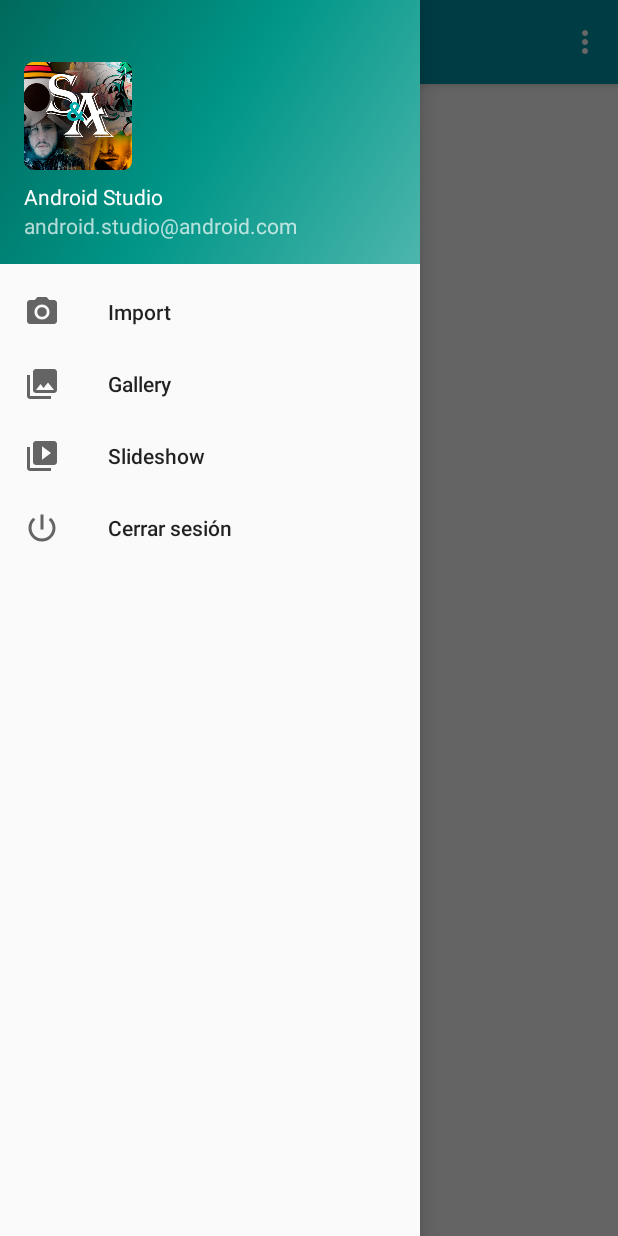
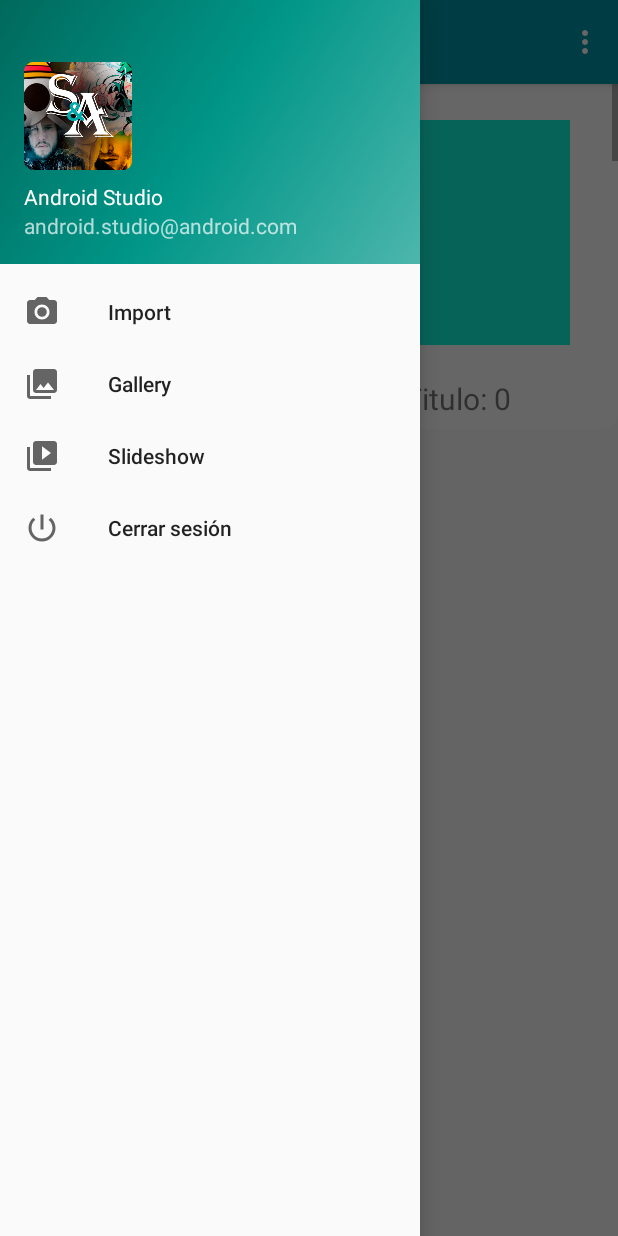
Before and after one commit to adam3497/SeriesNAnimes-android, an Android app: the MainActivity screen opened directly, with no data from a screen before it, with the side drawer open, on a phone screen of 412 x 824 dp. Run offline under Robolectric (Android 15) with nearby library versions, the phone set to English and light mode, and no system bars; libraries missing offline, so code that uses them is left out: com.facebook, com.facebook.login; 1 statement that could not run was skipped.

Commit message:
First steps to develop the reviews information in main activity

```diff
--- a/app/src/main/AndroidManifest.xml
+++ b/app/src/main/AndroidManifest.xml
@@ -13,10 +13,12 @@
         android:theme="@style/AppTheme">
         <activity
             android:name=".MainActivity"
+            android:screenOrientation="portrait"
             android:label="@string/app_name"
             android:theme="@style/AppTheme.NoActionBar"></activity>
         <activity
             android:name=".SplashScreen"
+            android:screenOrientation="portrait"
             android:theme="@style/AppTheme.NoActionBar.SplashTheme">
             <intent-filter>
                 <action android:name="android.intent.action.MAIN" />
@@ -26,10 +28,12 @@
         </activity>
         <activity
             android:name=".LoginActivity"
+            android:screenOrientation="portrait"
             android:label="@string/title_activity_login"
             android:theme="@style/AppTheme.NoActionBar"></activity>
         <activity
             android:name=".RegisterActivity"
+            android:screenOrientation="portrait"
             android:label="@string/title_activity_register"
             android:theme="@style/AppTheme.NoActionBar"></activity>
 
@@ -37,11 +41,13 @@
             android:value="@string/facebook_app_id"/>
 
         <activity android:name="com.facebook.FacebookActivity"
+            android:screenOrientation="portrait"
             android:configChanges=
                 "keyboard|keyboardHidden|screenLayout|screenSize|orientation"
             android:label="@string/app_name" />
         <activity
             android:name="com.facebook.CustomTabActivity"
+            android:screenOrientation="portrait"
             android:exported="true">
             <intent-filter>
                 <action android:name="android.intent.action.VIEW" />
--- a/app/src/main/java/com/altarosprojects/seriesanimes/MainActivity.java
+++ b/app/src/main/java/com/altarosprojects/seriesanimes/MainActivity.java
@@ -16,9 +16,9 @@ import android.support.v7.app.AppCompatActivity;
 import android.support.v7.widget.LinearLayoutManager;
 import android.support.v7.widget.RecyclerView;
 import android.support.v7.widget.Toolbar;
+import android.util.Log;
 import android.view.Menu;
 import android.view.MenuItem;
-import android.widget.TextView;
 import android.widget.Toast;
 
 import com.altarosprojects.seriesanimes.utils.Card;
@@ -42,6 +42,8 @@ import java.util.Set;
 
 public class MainActivity extends AppCompatActivity
         implements NavigationView.OnNavigationItemSelectedListener {
+
+    private static final String TAG = "MainActiviy";
 
     private Boolean signedFace;
     private Boolean signedGoogle;
@@ -85,20 +87,17 @@ public class MainActivity extends AppCompatActivity
 
         initCards();
         //initialize for adapter and recycler
-        if(adapter == null){
-            adapter = new SimpleMaterialAdapter(this, cardArray);
-        }
-
+        adapter = new SimpleMaterialAdapter(this, cardArray);
         recyclerView = (RecyclerView) findViewById(R.id.rcv_reviews_main);
+        recyclerView.setHasFixedSize(true);
         recyclerView.setAdapter(adapter);
-        recyclerView.setLayoutManager(new LinearLayoutManager(this));
-
+        recyclerView.setLayoutManager(new LinearLayoutManager(getApplicationContext()));
     }
 
     private void initCards() {
-
-        for(int i = 0; i< 10; i++){
-            Card card = new Card(i, "Titulo: " + i, R.color.colorAccent);
+        cardArray = new ArrayList<>();
+        for(int i = 0; i< 50; i++){
+            Card card = new Card(i, "Titulo: " + i, getResources().getColor(R.color.colorAccent));
             cardArray.add(card);
         }
     }
@@ -109,7 +108,7 @@ public class MainActivity extends AppCompatActivity
     private void obtainExtras() {
         Bundle extras = getIntent().getExtras();
 
-        TextView infoLoggin = (TextView) findViewById(R.id.txt_card_info);
+        /*TextView infoLoggin = (TextView) findViewById(R.id.txt_card_info);*/
 
         if(extras != null){
             signedFace = extras.getBoolean("accountSignedFacebook", false);
@@ -122,7 +121,7 @@ public class MainActivity extends AppCompatActivity
                 String email = prefs.getString("facebookEmail", "not found");
                 String userId = prefs.getString("facebookUserId", "not found");
 
-                infoLoggin.setText(getResources().getString(R.string.signed_with).replace("{0}", "Facebook"));
+                /*infoLoggin.setText(getResources().getString(R.string.signed_with).replace("{0}", "Facebook"));*/
             }
             else if(signedGoogle){
                 GoogleSignInAccount acct = GoogleSignIn.getLastSignedInAccount(getApplicationContext());
@@ -134,7 +133,7 @@ public class MainActivity extends AppCompatActivity
                     String personId = acct.getId();
                     Uri personPhoto = acct.getPhotoUrl();
 
-                    infoLoggin.setText(getResources().getString(R.string.signed_with).replace("{0}", "Google"));
+                    /*infoLoggin.setText(getResources().getString(R.string.signed_with).replace("{0}", "Google"));*/
                 }
             }
             else{
@@ -143,7 +142,7 @@ public class MainActivity extends AppCompatActivity
                 info = sharedPreferences.getStringSet("appAccountInfo", null);
                 if(info != null){
                     ArrayList<String> infoArray = new ArrayList<>(info);
-                    infoLoggin.setText(getResources().getString(R.string.signed_with).replace("{0}", "App Account"));
+                    /*infoLoggin.setText(getResources().getString(R.string.signed_with).replace("{0}", "App Account"));*/
 
                 }
                 else{
--- a/app/src/main/java/com/altarosprojects/seriesanimes/utils/SimpleMaterialAdapter.java
+++ b/app/src/main/java/com/altarosprojects/seriesanimes/utils/SimpleMaterialAdapter.java
@@ -1,9 +1,19 @@
 package com.altarosprojects.seriesanimes.utils;
 
+import android.animation.Animator;
 import android.content.Context;
+import android.os.Build;
 import android.support.annotation.NonNull;
+import android.support.annotation.RequiresApi;
 import android.support.v7.widget.RecyclerView;
+import android.view.LayoutInflater;
+import android.view.View;
+import android.view.ViewAnimationUtils;
 import android.view.ViewGroup;
+import android.widget.Button;
+import android.widget.TextView;
+
+import com.altarosprojects.seriesanimes.R;
 
 import java.util.ArrayList;
 
@@ -11,7 +21,7 @@ import java.util.ArrayList;
  * Created by labexp on 08/06/18.
  */
 
-public class SimpleMaterialAdapter extends RecyclerView.Adapter {
+public class SimpleMaterialAdapter extends RecyclerView.Adapter<SimpleMaterialAdapter.ViewHolder> {
 
     private Context context;
     private ArrayList<Card> cardArray;
@@ -21,20 +31,73 @@ public class SimpleMaterialAdapter extends RecyclerView.Adapter {
         this.cardArray = cardArray;
     }
 
-
     @NonNull
     @Override
-    public RecyclerView.ViewHolder onCreateViewHolder(@NonNull ViewGroup parent, int viewType) {
-        return null;
+    public ViewHolder onCreateViewHolder(@NonNull ViewGroup parent, int viewType) {
+        LayoutInflater inflater = LayoutInflater.from(context);
+        View view = inflater.inflate(R.layout.item_card_view, parent, false);
+        return new ViewHolder(view);
     }
 
     @Override
-    public void onBindViewHolder(@NonNull RecyclerView.ViewHolder holder, int position) {
-
+    public void onBindViewHolder(@NonNull ViewHolder holder, int position) {
+        holder.txtName.setText(cardArray.get(position).getName());
+        holder.txtInitial.setText(Character.toString(cardArray.get(position).getName().charAt(0)));
+        holder.txtInitial.setBackgroundColor(cardArray.get(position).getColor());
     }
 
     @Override
     public int getItemCount() {
-        return 0;
+        if(cardArray.isEmpty()){
+            return 0;
+        }
+        else{
+            return cardArray.size();
+        }
+    }
+
+    @Override
+    public long getItemId(int position) {
+        return cardArray.get(position).getId();
+    }
+
+    //inner class that initialize all the view
+    public static  class ViewHolder extends RecyclerView.ViewHolder{
+
+        private TextView txtInitial, txtName;
+        private Button btnDelete;
+
+        private ViewHolder(View view) {
+            super(view);
+            txtInitial = view.findViewById(R.id.txt_initial);
+            txtName = view.findViewById(R.id.txt_name);
+            btnDelete = view.findViewById(R.id.btn_delete);
+
+            btnDelete.setOnClickListener(new View.OnClickListener() {
+                @Override
+                public void onClick(View view) {
+
+                }
+            });
+
+        }
+    }
+
+    @RequiresApi(api = Build.VERSION_CODES.LOLLIPOP)
+    @Override
+    public void onViewAttachedToWindow(@NonNull ViewHolder holder) {
+        super.onViewAttachedToWindow(holder);
+        animateCircularReveal(holder.itemView);
+    }
+
+    @RequiresApi(api = Build.VERSION_CODES.LOLLIPOP)
+    public void animateCircularReveal(View view){
+        int centerX = 0;
+        int centerY = 0;
+        int startRadius = 0;
+        int endRadius = Math.max(view.getWidth(), view.getHeight());
+        Animator animation = ViewAnimationUtils.createCircularReveal(view, centerX, centerY, startRadius, endRadius);
+        view.setVisibility(View.VISIBLE);
+        animation.start();
     }
 }
--- a/app/src/main/res/layout/content_main.xml
+++ b/app/src/main/res/layout/content_main.xml
@@ -7,30 +7,6 @@
     app:layout_behavior="@string/appbar_scrolling_view_behavior"
     tools:context=".MainActivity"
     tools:showIn="@layout/app_bar_main">
-
-    <!--<android.support.v7.widget.CardView xmlns:card_view="http://schemas.android.com/apk/res-auto"
-        android:id="@+id/cdv_info"
-        android:layout_width="200dp"
-        android:layout_height="200dp"
-        android:layout_marginEnd="8dp"
-        android:layout_marginLeft="8dp"
-        android:layout_marginRight="8dp"
-        android:layout_marginStart="8dp"
-        card_view:cardCornerRadius="4dp"
-        card_view:cardBackgroundColor="@color/cardview_dark_background"
-        card_view:layout_constraintEnd_toEndOf="parent"
-        card_view:layout_constraintStart_toStartOf="parent"
-        card_view:layout_constraintTop_toTopOf="parent">
-
-        <TextView
-            android:id="@+id/txt_card_info"
-            android:layout_width="match_parent"
-            android:layout_height="match_parent"
-            android:text="@string/signed_with"
-            android:gravity="center"
-            android:textColor="@color/colorButtonsText"/>
-
-    </android.support.v7.widget.CardView>-->
 
     <android.support.v7.widget.RecyclerView
         android:id="@+id/rcv_reviews_main"
--- /dev/null
+++ b/app/src/main/res/layout/item_card_view.xml
@@ -0,0 +1,62 @@
+<?xml version="1.0" encoding="utf-8"?>
+<android.support.v7.widget.CardView xmlns:android="http://schemas.android.com/apk/res/android"
+    xmlns:tools="http://schemas.android.com/tools"
+    android:layout_width="match_parent"
+    android:layout_height="wrap_content"
+    xmlns:app="http://schemas.android.com/apk/res-auto"
+    android:id="@+id/lyout_cardview"
+    android:clickable="true"
+    android:foreground="?android:attr/selectableItemBackground"
+    android:orientation="vertical"
+    android:focusable="true"
+    app:cardCornerRadius="10dp">
+
+    <android.support.constraint.ConstraintLayout
+        android:layout_width="match_parent"
+        android:layout_height="wrap_content">
+
+        <TextView
+            android:id="@+id/txt_initial"
+            android:layout_width="0dp"
+            android:layout_height="150dp"
+            android:layout_marginEnd="32dp"
+            android:layout_marginLeft="32dp"
+            android:layout_marginRight="32dp"
+            android:layout_marginStart="32dp"
+            android:layout_marginTop="24dp"
+            android:gravity="center"
+            android:textColor="@color/colorButtonsText"
+            android:textSize="80sp"
+            app:layout_constraintEnd_toEndOf="parent"
+            app:layout_constraintStart_toStartOf="parent"
+            app:layout_constraintTop_toTopOf="parent" />
+        <!--android:background="@color/colorButtonsBackground"-->
+        <Button
+            android:id="@+id/btn_delete"
+            android:layout_width="0dp"
+            android:layout_height="40dp"
+            android:layout_marginLeft="8dp"
+            android:layout_marginStart="8dp"
+            android:layout_marginTop="16dp"
+            android:text="Delete"
+            app:layout_constraintEnd_toStartOf="@+id/txt_name"
+            app:layout_constraintStart_toStartOf="parent"
+            app:layout_constraintTop_toBottomOf="@+id/txt_initial" />
+
+        <TextView
+            android:id="@+id/txt_name"
+            android:layout_width="0dp"
+            android:layout_height="40dp"
+            android:layout_marginEnd="8dp"
+            android:layout_marginRight="8dp"
+            android:layout_marginTop="16dp"
+            android:gravity="center"
+            android:textSize="20sp"
+            app:layout_constraintEnd_toEndOf="parent"
+            app:layout_constraintStart_toEndOf="@+id/btn_delete"
+            app:layout_constraintTop_toBottomOf="@+id/txt_initial" />
+
+    </android.support.constraint.ConstraintLayout>
+
+
+</android.support.v7.widget.CardView>
```
